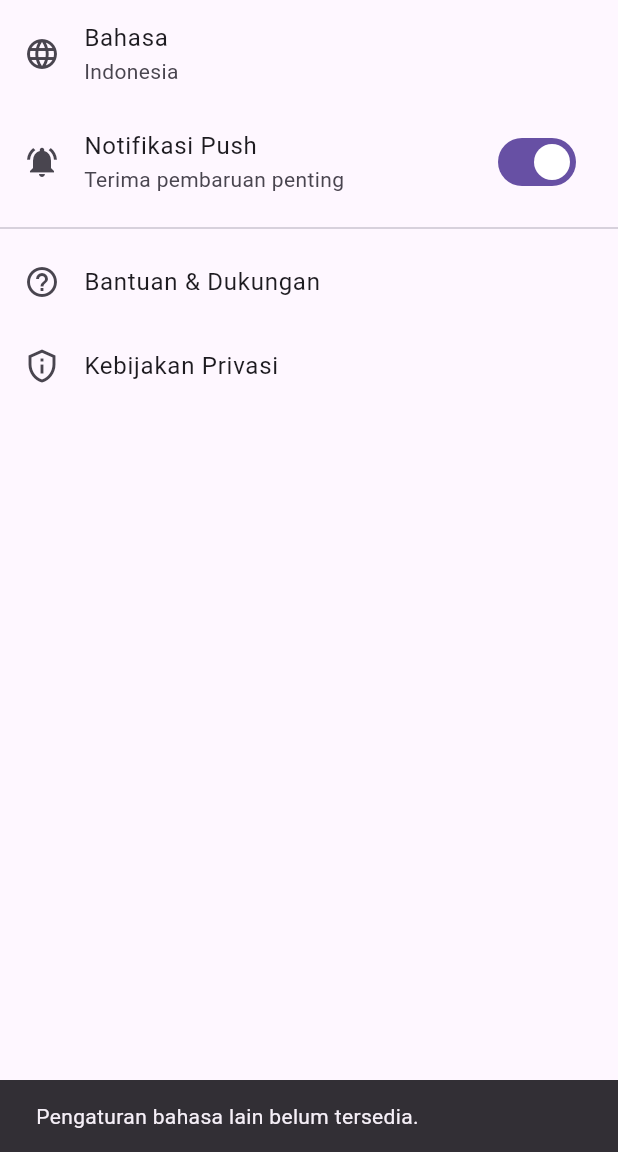
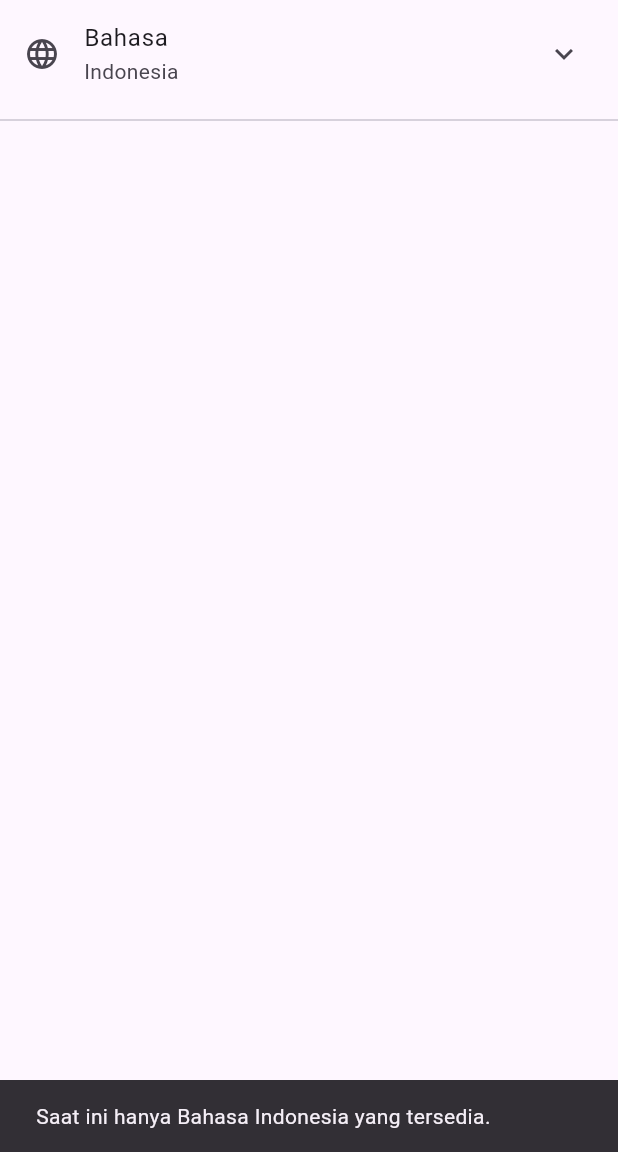
Before and after one commit to Alex16oz/aplikasiflutter1, a Flutter app: the SettingsPage screen opened by its route, after a tap on "Bahasa", on a phone screen of 412 x 824 dp, the part 84-1236 px from its top. Run offline on Flutter 3.47's test engine with Material 3 defaults, Android fonts, the phone set to English and light mode, and no system bars; our stand-ins replace image_picker, supabase_flutter; accounts and stored records are empty; network calls fail.

Commit message:
vb24b lang

```diff
--- a/lib/pages/settings_page.dart
+++ b/lib/pages/settings_page.dart
@@ -20,32 +20,19 @@ class SettingsPage extends StatelessWidget {
             leading: const Icon(Icons.language),
             title: const Text('Bahasa'),
             subtitle: const Text('Indonesia'),
+            trailing: const Icon(Icons.keyboard_arrow_down),
             onTap: () {
+              // Menampilkan dialog atau pesan saat item diklik
               ScaffoldMessenger.of(context).showSnackBar(
-                const SnackBar(content: Text('Pengaturan bahasa lain belum tersedia.')),
+                const SnackBar(
+                  content: Text('Saat ini hanya Bahasa Indonesia yang tersedia.'),
+                  duration: Duration(seconds: 2),
+                ),
               );
             },
           ),
-          SwitchListTile(
-            title: const Text('Notifikasi Push'),
-            subtitle: const Text('Terima pembaruan penting'),
-            value: true, // Nilai statis sebagai contoh
-            onChanged: (bool value) {
-              // Logika untuk mengubah status notifikasi
-            },
-            secondary: const Icon(Icons.notifications_active),
-          ),
           const Divider(),
-          ListTile(
-            title: const Text('Bantuan & Dukungan'),
-            leading: const Icon(Icons.help_outline),
-            onTap: () {},
-          ),
-          ListTile(
-            title: const Text('Kebijakan Privasi'),
-            leading: const Icon(Icons.privacy_tip_outlined),
-            onTap: () {},
-          ),
+          // Semua item pengaturan lainnya telah dihapus
         ],
       ),
     );
```
